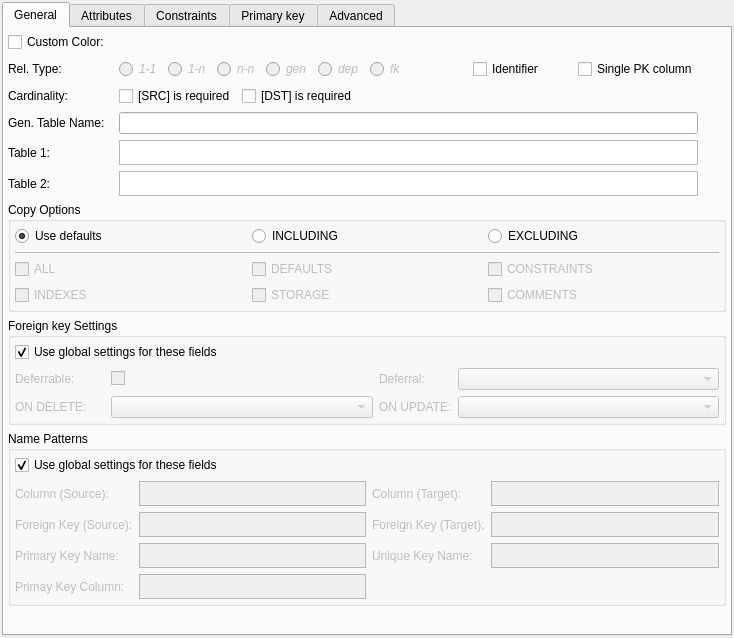
pgmodeler/pgmodeler, file libpgmodeler_ui/ui/relationshipwidget.ui: the form before one commit.
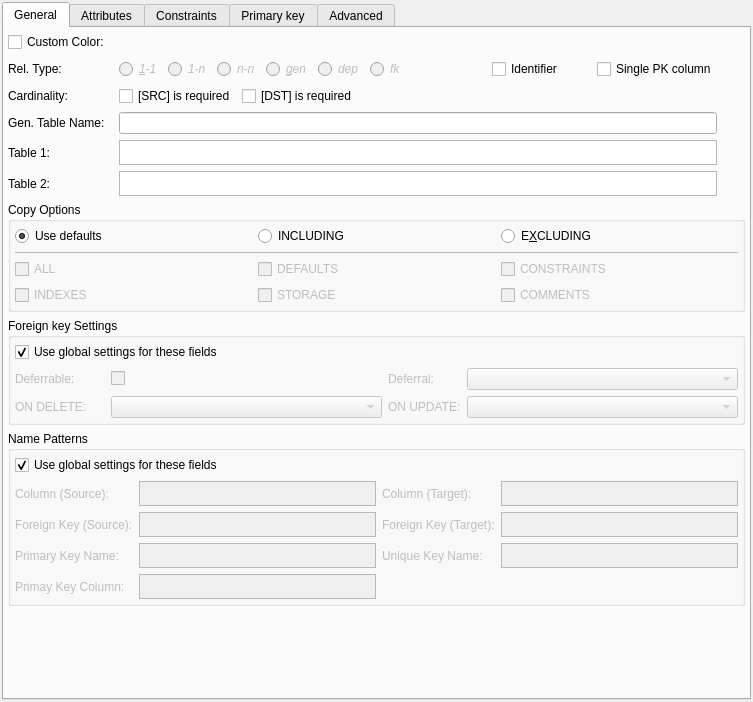
The form after the commit.

The edit to the form file:
```diff
--- a/libpgmodeler_ui/ui/relationshipwidget.ui
+++ b/libpgmodeler_ui/ui/relationshipwidget.ui
@@ -6,8 +6,8 @@
    <rect>
     <x>0</x>
     <y>0</y>
-    <width>734</width>
-    <height>638</height>
+    <width>753</width>
+    <height>702</height>
    </rect>
   </property>
   <property name="sizePolicy">
@@ -867,7 +867,7 @@
             <string>One to one relationship</string>
            </property>
            <property name="text">
-            <string>1-1</string>
+            <string>&amp;1-1</string>
            </property>
           </widget>
          </item>
@@ -975,7 +975,7 @@
             <string>Generalization relationship (inheritance)</string>
            </property>
            <property name="text">
-            <string>gen</string>
+            <string>&amp;gen</string>
            </property>
           </widget>
          </item>
@@ -1261,7 +1261,7 @@
              </sizepolicy>
             </property>
             <property name="text">
-             <string>EXCLUDING</string>
+             <string>E&amp;XCLUDING</string>
             </property>
            </widget>
           </item>
```
